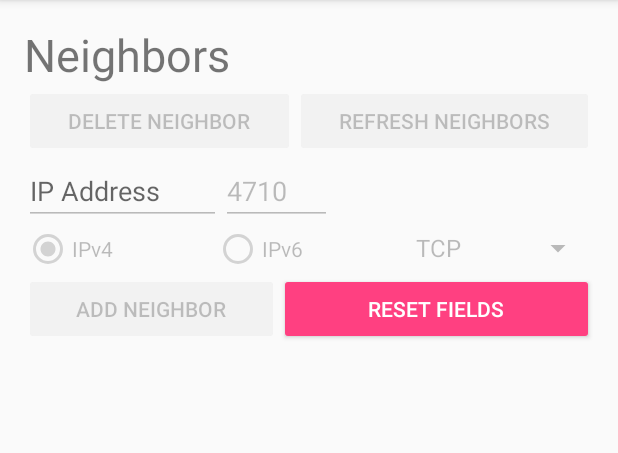
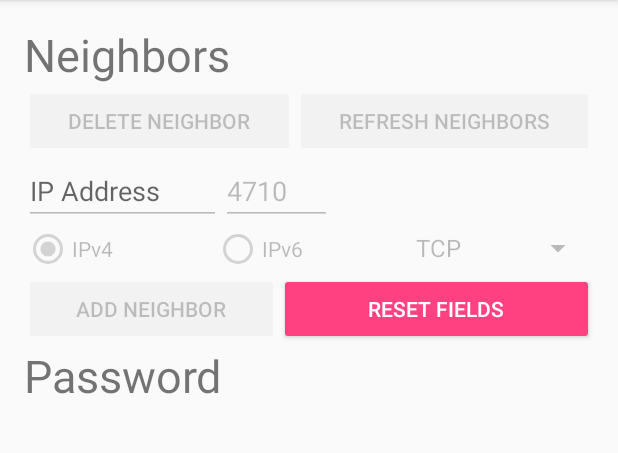
Before and after one commit to textbrowser/smoke, an Android app: the Settings screen opened directly, with no data from a screen before it, on a phone screen of 412 x 824 dp, the part 84-537 px from its top. Run offline under Robolectric (Android 15) with nearby library versions, the phone set to English and light mode, and no system bars.

Commit message:
New widget.

```diff
--- a/Smoke/app/src/main/res/layout/activity_settings.xml
+++ b/Smoke/app/src/main/res/layout/activity_settings.xml
@@ -38,8 +38,7 @@
                 <LinearLayout
                     android:layout_width="match_parent"
                     android:layout_height="wrap_content"
-                    android:orientation="vertical"
-                    android:id="@+id/neighbors_layout">
+                    android:orientation="vertical">
 
                     <TextView
                         android:text="@string/neighbors"
@@ -156,6 +155,13 @@
                             style="@style/Widget.AppCompat.Button.Colored" />
                     </LinearLayout>
 
+                    <TextView
+                        android:text="@string/password"
+                        android:layout_width="match_parent"
+                        android:layout_height="wrap_content"
+                        android:id="@+id/Password"
+                        android:textSize="30sp" />
+
                 </LinearLayout>
             </ScrollView>
         </RelativeLayout>
--- a/Smoke/app/src/main/res/values/strings.xml
+++ b/Smoke/app/src/main/res/values/strings.xml
@@ -16,4 +16,5 @@
     <string name="add_neighbor">Add Neighbor</string>
     <string name="ipv4">IPv4</string>
     <string name="ipv6">IPv6</string>
+    <string name="password">Password</string>
 </resources>
```
